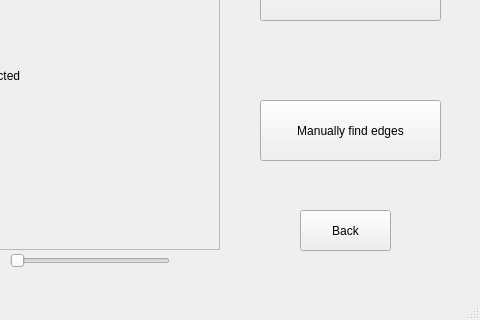
jamie-knapman/Processing-Images-to-Embroidery, file Dev/Ui_Draft/Edges.ui: the form before one commit; both pictures show x 320 to 800 and y 130 to 450 of the 800 by 450 pixel window.
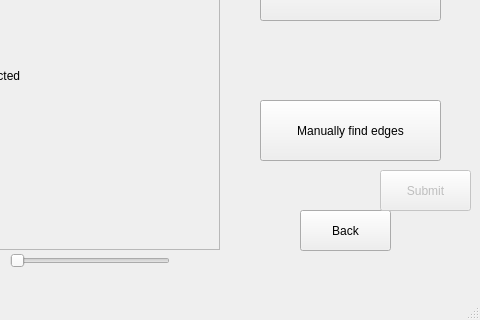
The form after the commit.

```diff
--- a/Dev/Ui_Draft/Edges.ui
+++ b/Dev/Ui_Draft/Edges.ui
@@ -157,6 +157,25 @@
      </rect>
     </property>
    </widget>
+   <widget class="QPushButton" name="Submit">
+    <property name="enabled">
+     <bool>false</bool>
+    </property>
+    <property name="geometry">
+     <rect>
+      <x>700</x>
+      <y>300</y>
+      <width>91</width>
+      <height>41</height>
+     </rect>
+    </property>
+    <property name="text">
+     <string>Submit</string>
+    </property>
+    <property name="flat">
+     <bool>false</bool>
+    </property>
+   </widget>
   </widget>
   <widget class="QMenuBar" name="menubar">
    <property name="geometry">
```
